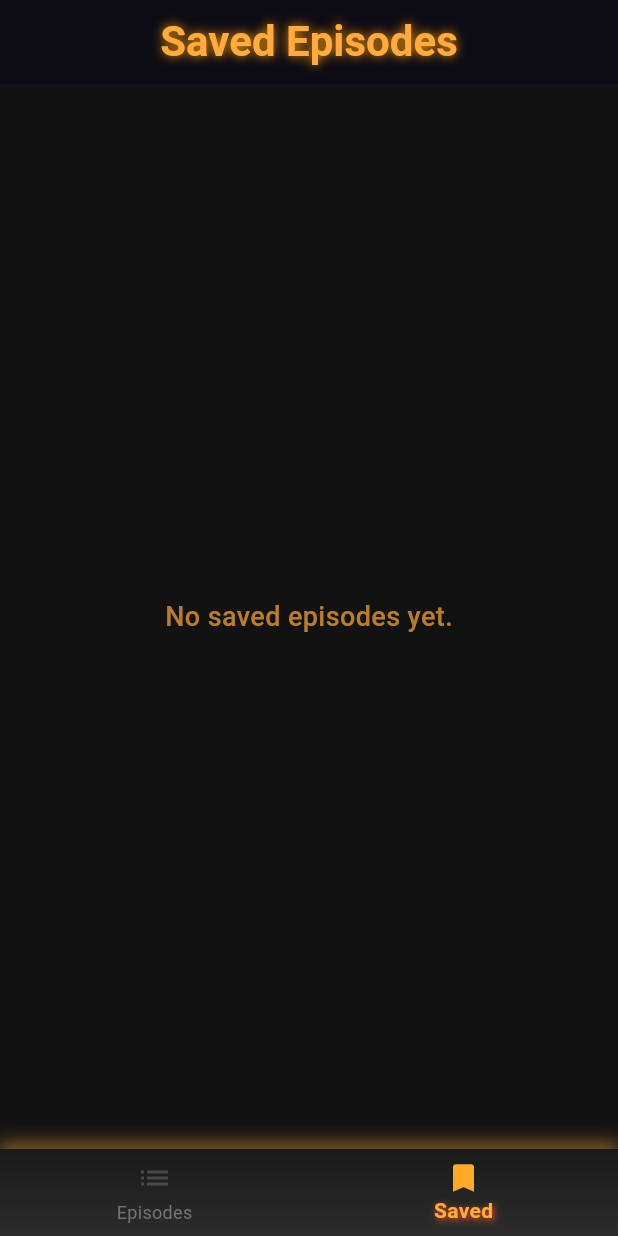
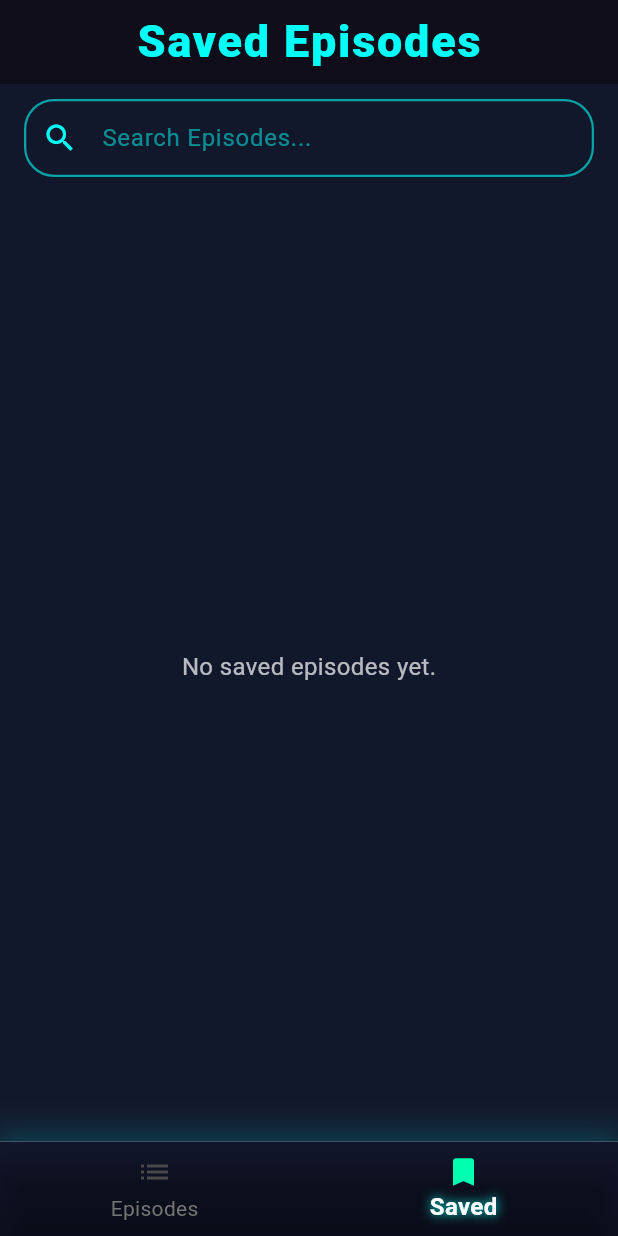
Before and after one commit to olisa18/epilearn, a Flutter app: the SavedEpisodesScreen screen opened by its route, on a phone screen of 412 x 824 dp. Run offline on Flutter 3.47's test engine with Material 3 defaults, Android fonts, the light colour scheme and no system bars; our stand-ins replace dio, flutter_riverpod, go_router, shared_preferences; accounts and stored records are empty; network calls fail; Roboto replaces fonts that are missing (ComicSans).

Commit message:
fix: all app new design

```diff
--- a/lib/core/features/characters/domain/character_model.dart
+++ b/lib/core/features/characters/domain/character_model.dart
@@ -1,9 +1,9 @@
 class CharacterModel {
   final int id;
   final String name;
-  final String status; // "Alive", "Dead", or "unknown"
+  final String status;
   final String species;
-  final String type; // sometimes empty string
+  final String type;
   final String gender;
   final String image;
   final String url;
--- a/lib/features/saved_episodes/presentation/saved_episodes_screen.dart
+++ b/lib/features/saved_episodes/presentation/saved_episodes_screen.dart
@@ -1,8 +1,10 @@
 import 'package:flutter/material.dart';
 import 'package:flutter_riverpod/flutter_riverpod.dart';
+
 import 'package:epilearn/features/saved_episodes/application/saved_episode_notifier.dart';
 import 'package:epilearn/features/episodes/presentation/widgets/episode_card.dart';
 import 'package:epilearn/features/episodes/presentation/episode_detail_screen.dart';
+import 'package:epilearn/shared/widgets/episode_search_bar.dart';
 
 class SavedEpisodesScreen extends ConsumerStatefulWidget {
   const SavedEpisodesScreen({super.key});
@@ -27,96 +29,58 @@ class _SavedEpisodesScreenState extends ConsumerState<SavedEpisodesScreen> {
             .toList();
 
     return Scaffold(
-      backgroundColor: const Color(0xFF121212),
+      backgroundColor: const Color(0xFF12182C),
       appBar: AppBar(
         title: const Text(
           'Saved Episodes',
           style: TextStyle(
             fontFamily: 'ComicSans',
-            fontSize: 28,
-            fontWeight: FontWeight.bold,
-            color: Colors.orangeAccent,
-            shadows: [
-              Shadow(
-                color: Colors.orange,
-                blurRadius: 8,
-                offset: Offset(0, 0),
-              ),
-            ],
+            fontSize: 30,
+            fontWeight: FontWeight.w900,
+            color: Color(0xFF00FFF7),
+            letterSpacing: 1.2,
+            height: 1.2,
           ),
         ),
+        backgroundColor: Colors.black87,
         centerTitle: true,
-        backgroundColor: Colors.black87,
-        elevation: 6,
+        elevation: 8,
       ),
-      body: savedEpisodes.isEmpty
-          ? Center(
-              child: Text(
-                'No saved episodes yet.',
-                style: TextStyle(
-                  color: Colors.orangeAccent.withValues(alpha: 0.7),
-                  fontSize: 18,
-                  fontWeight: FontWeight.w500,
-                  fontFamily: 'ComicSans',
-                ),
-              ),
-            )
-          : Column(
+      body: Column(
         children: [
-                Padding(
-                  padding:
-                      const EdgeInsets.symmetric(horizontal: 16, vertical: 8),
-                  child: TextField(
-                    style: const TextStyle(color: Colors.white),
-                    decoration: InputDecoration(
-                      hintText: 'Search saved episodes...',
-                      hintStyle: TextStyle(
-                          color: Colors.orangeAccent.withValues(alpha: 0.7)),
-                      prefixIcon:
-                          const Icon(Icons.search, color: Colors.orangeAccent),
-                      filled: true,
-                      fillColor: Colors.black54,
-                      border: OutlineInputBorder(
-                        borderRadius: BorderRadius.circular(12),
-                        borderSide: BorderSide.none,
-                      ),
-                      contentPadding: const EdgeInsets.symmetric(
-                          vertical: 0, horizontal: 16),
-                    ),
+          EpisodeSearchBar(
             onChanged: (value) {
               setState(() {
                 _searchQuery = value;
               });
             },
           ),
-                ),
           Expanded(
             child: filteredEpisodes.isEmpty
                 ? Center(
                     child: Text(
-                            'No saved episodes match your search.',
-                            style: TextStyle(
-                              color: Colors.orangeAccent.withValues(alpha: 0.7),
-                              fontSize: 18,
-                              fontWeight: FontWeight.w500,
+                      _searchQuery.isEmpty
+                          ? 'No saved episodes yet.'
+                          : 'No saved episodes found.',
+                      style: const TextStyle(
+                        color: Colors.white70,
+                        fontSize: 16,
                         fontFamily: 'ComicSans',
                       ),
                     ),
                   )
-                      : ListView.separated(
+                : ListView.builder(
                     padding: const EdgeInsets.symmetric(
-                              vertical: 20, horizontal: 16),
+                        vertical: 16, horizontal: 12),
                     itemCount: filteredEpisodes.length,
-                          separatorBuilder: (_, __) =>
-                              const SizedBox(height: 12),
                     itemBuilder: (context, index) {
                       final episode = filteredEpisodes[index];
+                      final notifier =
+                          ref.read(savedEpisodeNotifierProvider.notifier);
+
                       return EpisodeCard(
                         episode: episode,
                         isSaved: true,
-                              onSave: () => ref
-                                  .read(savedEpisodeNotifierProvider.notifier)
-                                  .unsave(episode.id),
                         onTap: () {
                           Navigator.push(
                             context,
@@ -125,6 +89,9 @@ class _SavedEpisodesScreenState extends ConsumerState<SavedEpisodesScreen> {
                                   EpisodeDetailScreen(episode: episode),
                             ),
                           );
+                        },
+                        onSave: () {
+                          notifier.unsave(episode.id);
                         },
                       );
                     },
--- a/lib/shared/widgets/bottom_nav_bar.dart
+++ b/lib/shared/widgets/bottom_nav_bar.dart
@@ -12,62 +12,66 @@ class BottomNavBar extends StatelessWidget {
 
   @override
   Widget build(BuildContext context) {
-    final Shader linearGradient = const LinearGradient(
-      colors: <Color>[Color(0xFFFFA726), Color(0xFFFFD54F)],
-    ).createShader(const Rect.fromLTWH(0.0, 0.0, 200.0, 70.0));
+    final Shader neonGradient = const LinearGradient(
+      colors: [
+        Color(0xFF00FFAA),
+        Color(0xFF00FFF7),
+      ],
+      begin: Alignment.topLeft,
+      end: Alignment.bottomRight,
+    ).createShader(const Rect.fromLTWH(0, 0, 200, 70));
 
     return Container(
       decoration: BoxDecoration(
         gradient: const LinearGradient(
-          colors: [Color(0xFF1A1A1A), Color(0xFF2C2C2C)],
+          colors: [Color(0xFF12182C), Color(0xFF0D1121)],
           begin: Alignment.topCenter,
           end: Alignment.bottomCenter,
         ),
         boxShadow: [
           BoxShadow(
-            color: Colors.orangeAccent.withValues(alpha: 0.5),
-            blurRadius: 10,
-            spreadRadius: 2,
-            offset: const Offset(0, -2),
+            color:
+                const Color.fromARGB(166, 0, 255, 247).withValues(alpha: 0.2),
+            blurRadius: 16,
+            spreadRadius: 4,
+            offset: const Offset(0, -1),
           ),
         ],
       ),
       child: BottomNavigationBar(
         backgroundColor: Colors.transparent,
-        selectedItemColor: Colors.orangeAccent,
+        currentIndex: currentIndex,
+        onTap: onTap,
+        type: BottomNavigationBarType.fixed,
+        showUnselectedLabels: true,
+        selectedItemColor: Colors.white,
         unselectedItemColor: Colors.grey[600],
         selectedLabelStyle: const TextStyle(
           fontFamily: 'ComicSans',
           fontWeight: FontWeight.bold,
-          fontSize: 14,
+          fontSize: 16,
           shadows: [
             Shadow(
-              color: Colors.deepOrange,
-              blurRadius: 6,
-              offset: Offset(1, 1),
+              color: Color(0xFF00FFF7),
+              blurRadius: 8,
+              offset: Offset(0, 0),
             ),
           ],
         ),
         unselectedLabelStyle: const TextStyle(
           fontFamily: 'ComicSans',
-          fontSize: 12,
+          fontSize: 14,
           color: Colors.grey,
         ),
-        showUnselectedLabels: true,
-        elevation: 0,
-        type: BottomNavigationBarType.fixed,
-        currentIndex: currentIndex,
-        onTap: onTap,
         items: [
           BottomNavigationBarItem(
             icon: ShaderMask(
               shaderCallback: (bounds) {
-                if (currentIndex == 0) {
-                  return linearGradient;
-                }
-                return const LinearGradient(
-                  colors: [Colors.grey, Colors.grey],
-                ).createShader(bounds);
+                return currentIndex == 0
+                    ? neonGradient
+                    : const LinearGradient(
+                        colors: [Colors.grey, Colors.grey],
+                      ).createShader(bounds);
               },
               child: Icon(
                 Icons.list,
@@ -79,12 +83,11 @@ class BottomNavBar extends StatelessWidget {
           BottomNavigationBarItem(
             icon: ShaderMask(
               shaderCallback: (bounds) {
-                if (currentIndex == 1) {
-                  return linearGradient;
-                }
-                return const LinearGradient(
-                  colors: [Colors.grey, Colors.grey],
-                ).createShader(bounds);
+                return currentIndex == 1
+                    ? neonGradient
+                    : const LinearGradient(
+                        colors: [Colors.grey, Colors.grey],
+                      ).createShader(bounds);
               },
               child: Icon(
                 Icons.bookmark,
--- a/lib/shared/widgets/episode_search_bar.dart
+++ b/lib/shared/widgets/episode_search_bar.dart
@@ -11,29 +11,38 @@ class EpisodeSearchBar extends StatelessWidget {
   @override
   Widget build(BuildContext context) {
     return Padding(
-      padding: const EdgeInsets.symmetric(horizontal: 12, vertical: 8),
+      padding: const EdgeInsets.symmetric(horizontal: 16, vertical: 10),
       child: TextField(
-        style: const TextStyle(color: Colors.white),
+        style: const TextStyle(
+          color: Color(0xFF00FFF7),
+          fontFamily: 'ComicSans',
+          fontSize: 16,
+        ),
+        cursorColor: const Color(0xFF00FFF7),
         decoration: InputDecoration(
           hintText: 'Search Episodes...',
-          hintStyle: TextStyle(color: Colors.orangeAccent.withAlpha(180)),
+          hintStyle: TextStyle(
+            color: const Color(0xFF00FFF7).withValues(alpha: 0.5),
+            fontFamily: 'ComicSans',
+          ),
           filled: true,
-          fillColor: Colors.black54,
-          prefixIcon: const Icon(Icons.search, color: Colors.orangeAccent),
+          fillColor: const Color(0xFF12182C),
+          prefixIcon: const Icon(Icons.search, color: Color(0xFF00FFF7)),
           enabledBorder: OutlineInputBorder(
-            borderRadius: BorderRadius.circular(12),
-            borderSide: const BorderSide(color: Colors.orangeAccent, width: 1),
+            borderRadius: BorderRadius.circular(20),
+            borderSide: BorderSide(
+              color: const Color(0xFF00FFF7).withValues(alpha: 0.6),
+              width: 1.5,
+            ),
           ),
           focusedBorder: OutlineInputBorder(
-            borderRadius: BorderRadius.circular(12),
-            borderSide: const BorderSide(color: Colors.orange, width: 2),
+            borderRadius: BorderRadius.circular(20),
+            borderSide: const BorderSide(
+              color: Color(0xFF00FFF7),
+              width: 2,
+            ),
           ),
-          border: OutlineInputBorder(
-            borderRadius: BorderRadius.circular(12),
-            borderSide: BorderSide.none,
-          ),
-          contentPadding:
-              const EdgeInsets.symmetric(vertical: 0, horizontal: 16),
+          contentPadding: const EdgeInsets.symmetric(vertical: 14),
         ),
         onChanged: onChanged,
       ),
```
Also changed, not shown: lib/features/episodes/presentation/episode_detail_screen.dart (+33 -28 lines), lib/features/episodes/presentation/episode_list_screen.dart (+15 -19 lines), lib/features/episodes/presentation/widgets/episode_card.dart (+59 -26 lines). Lines whose indentation alone changed are shown as unchanged.
